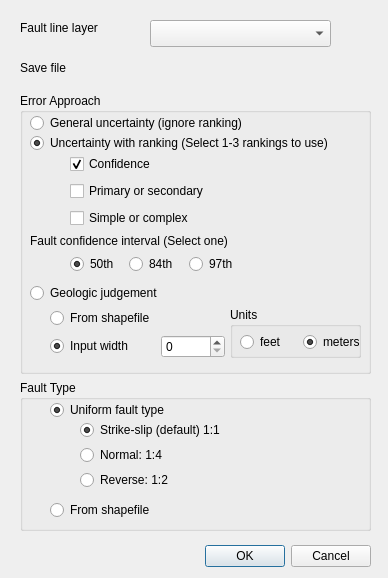
Before: the Qt Designer form FaultBufferTool_dialog_base.ui in Raswanth-Prasath/faultbuffertool, drawn with Qt 5.
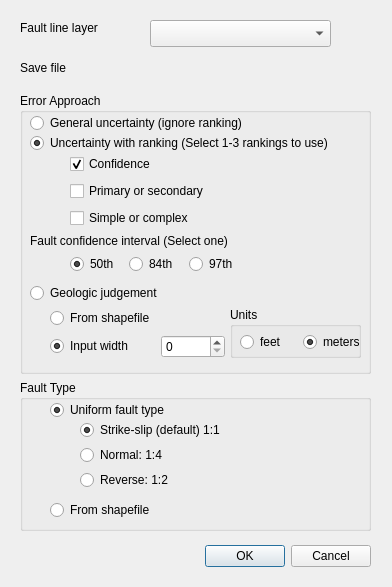
After: the same form once the commit is applied. Custom widgets are drawn as their Qt base class.

Patch:
```diff
--- a/FaultBufferTool_dialog_base.ui
+++ b/FaultBufferTool_dialog_base.ui
@@ -6,8 +6,8 @@
    <rect>
     <x>0</x>
     <y>0</y>
-    <width>388</width>
-    <height>578</height>
+    <width>392</width>
+    <height>587</height>
    </rect>
   </property>
   <property name="windowTitle">
```
Left out of the diff: 2 changed lines with no effect on the pictures.
